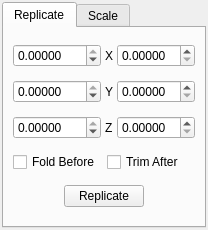
Above: src/gui/celltransform.ui from trisyoungs/aten before the change. Below: the same form after it.
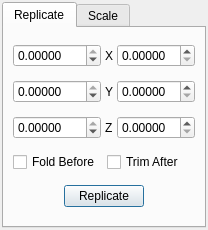
That is the form after the change. Icons and pictures are not drawn.

Diff of the .ui file:
```diff
--- a/src/gui/celltransform.ui
+++ b/src/gui/celltransform.ui
@@ -1,6 +1,6 @@
 <ui version="4.0" >
- <class>CellTransformWidget</class>
- <widget class="QWidget" name="CellTransformWidget" >
+ <class>CellTransformDialog</class>
+ <widget class="QDialog" name="CellTransformDialog" >
   <property name="geometry" >
    <rect>
     <x>0</x>
```
